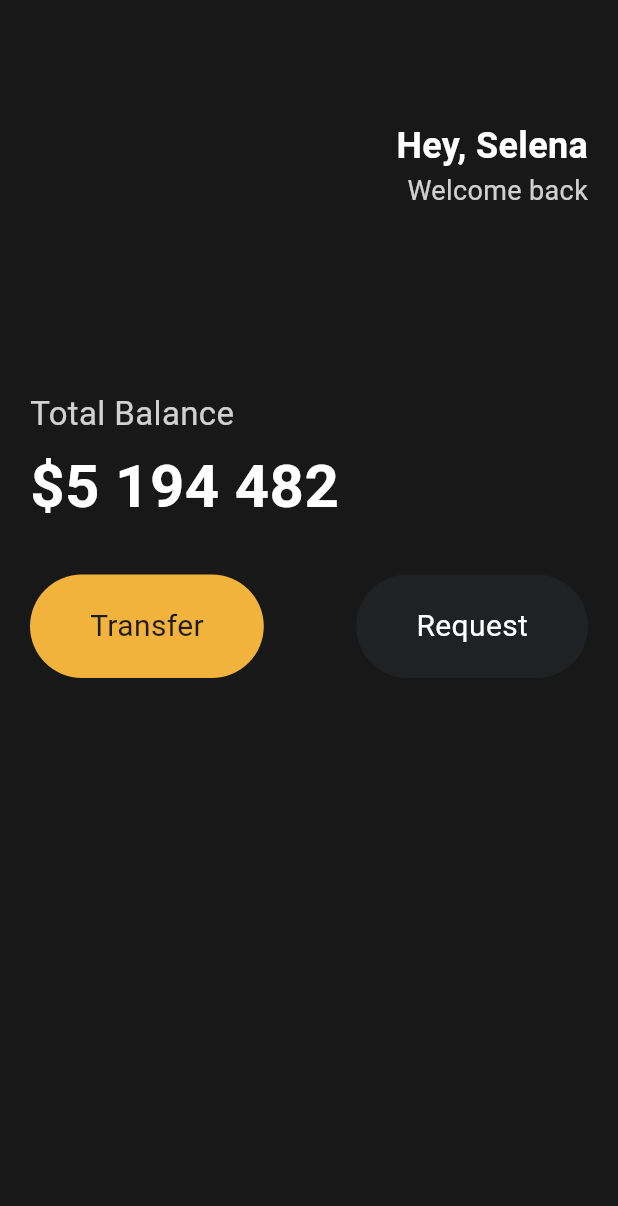
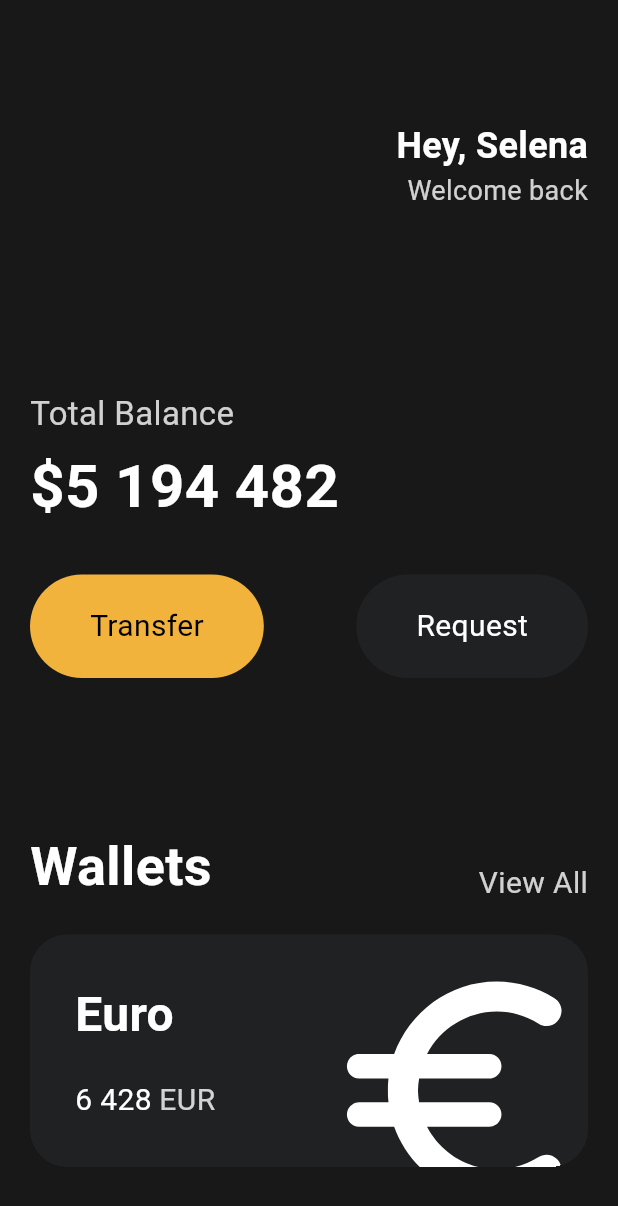
Before and after one commit to lifeisegg2k/flutter-toonfilx, a Flutter app: the screen it shows after launch, on a phone screen of 412 x 824 dp. Shown: the top 1206 px of the screen. Run offline on Flutter 3.47's test engine with Material 3 defaults, Android fonts, the phone set to English and light mode, and no system bars.

Commit message:
add Card

```diff
--- a/lib/main.dart
+++ b/lib/main.dart
@@ -1,4 +1,6 @@
 import 'package:flutter/material.dart';
+import 'widgets/round_button.dart';
+import 'widgets/spacer_height.dart';
 
 void main() {
   runApp(const App());
@@ -15,15 +17,11 @@ class App extends StatelessWidget {
       home: Scaffold(
         backgroundColor: const Color(0xFF181818),
         body: Padding(
-          padding: const EdgeInsets.symmetric(
-            horizontal: 20,
-          ),
+          padding: const EdgeInsets.symmetric(horizontal: 20),
           child: Column(
             crossAxisAlignment: CrossAxisAlignment.start,
             children: [
-              const SizedBox(
-                height: 80,
-              ),
+              const SpacerHeight(heightSize: 80),
               Row(
                 mainAxisAlignment: MainAxisAlignment.end,
                 children: [
@@ -49,9 +47,7 @@ class App extends StatelessWidget {
                   ),
                 ],
               ),
-              const SizedBox(
-                height: 120,
-              ),
+              const SpacerHeight(heightSize: 120),
               Text(
                 'Total Balance',
                 style: TextStyle(
@@ -59,9 +55,7 @@ class App extends StatelessWidget {
                   color: Colors.white.withOpacity(0.8),
                 ),
               ),
-              const SizedBox(
-                height: 5,
-              ),
+              const SizedBox(height: 5),
               const Text(
                 '\$5 194 482',
                 style: TextStyle(
@@ -70,48 +64,99 @@ class App extends StatelessWidget {
                   color: Colors.white,
                 ),
               ),
-              const SizedBox(
-                height: 30,
+              const SpacerHeight(heightSize: 30),
+              const Row(
+                mainAxisAlignment: MainAxisAlignment.spaceBetween,
+                children: [
+                  Button(
+                    btnText: 'Transfer',
+                    btnBgColor: Color(0xFFF1B33B),
+                    btnTextColor: Colors.black,
                   ),
+                  Button(
+                    btnText: 'Request',
+                    btnBgColor: Color(0xFF1F2123),
+                    btnTextColor: Colors.white,
+                  ),
+                ],
+              ),
+              const SpacerHeight(heightSize: 100),
               Row(
                 mainAxisAlignment: MainAxisAlignment.spaceBetween,
+                crossAxisAlignment: CrossAxisAlignment.end,
                 children: [
-                  Container(
-                    decoration: BoxDecoration(
-                        color: const Color(0xFFF1B33B),
-                        borderRadius: BorderRadius.circular(45)),
-                    child: const Padding(
-                      padding: EdgeInsets.symmetric(
-                        vertical: 20,
-                        horizontal: 40,
-                      ),
-                      child: Text(
-                        'Transfer',
+                  const Text('Wallets',
+                      style: TextStyle(
+                        fontSize: 36,
+                        fontWeight: FontWeight.w600,
+                        color: Colors.white,
+                      )),
+                  Text('View All',
                       style: TextStyle(
                         fontSize: 20,
+                        color: Colors.white.withOpacity(0.8),
+                      )),
+                ],
+              ),
+              const SpacerHeight(heightSize: 20),
+              Container(
+                clipBehavior: Clip.hardEdge,
+                decoration: BoxDecoration(
+                  color: const Color(0xFF1F2123),
+                  borderRadius: BorderRadius.circular(25),
+                ),
+                child: Padding(
+                  padding: const EdgeInsets.all(30),
+                  child: Row(
+                    mainAxisAlignment: MainAxisAlignment.spaceBetween,
+                    children: [
+                      Column(
+                        crossAxisAlignment: CrossAxisAlignment.start,
+                        children: [
+                          const Text(
+                            'Euro',
+                            style: TextStyle(
+                              color: Colors.white,
+                              fontSize: 32,
+                              fontWeight: FontWeight.w600,
                             ),
                           ),
-                    ),
-                  ),
-                  Container(
-                    decoration: BoxDecoration(
-                        color: const Color(0xFF1F2123),
-                        borderRadius: BorderRadius.circular(45)),
-                    child: const Padding(
-                      padding: EdgeInsets.symmetric(
-                        vertical: 20,
-                        horizontal: 40,
-                      ),
-                      child: Text(
-                        'Request',
+                          const SizedBox(height: 20),
+                          Row(
+                            children: [
+                              const Text(
+                                '6 428',
                                 style: TextStyle(
                                   color: Colors.white,
                                   fontSize: 20,
                                 ),
                               ),
+                              const SizedBox(width: 5),
+                              Text(
+                                'EUR',
+                                style: TextStyle(
+                                  color: Colors.white.withOpacity(0.8),
+                                  fontSize: 20,
                                 ),
                               ),
                             ],
+                          ),
+                        ],
+                      ),
+                      Transform.scale(
+                        scale: 2.2,
+                        child: Transform.translate(
+                          offset: const Offset(-5, 12),
+                          child: const Icon(
+                            Icons.euro_rounded,
+                            color: Colors.white,
+                            size: 88,
+                          ),
+                        ),
+                      ),
+                    ],
+                  ),
+                ),
               ),
             ],
           ),
--- a/lib/widgets/button.dart
+++ /dev/null
@@ -1,5 +0,0 @@
-import 'package:flutter/material.dart';
-
-class Button extends StatelessWidget {
-  const Button({super.key});
-}
--- /dev/null
+++ b/lib/widgets/round_button.dart
@@ -0,0 +1,37 @@
+import 'package:flutter/material.dart';
+
+class Button extends StatelessWidget {
+  final String btnText;
+  final Color btnBgColor;
+  final Color btnTextColor;
+
+  const Button({
+    super.key,
+    required this.btnText,
+    required this.btnBgColor,
+    required this.btnTextColor,
+  });
+
+  @override
+  Widget build(BuildContext context) {
+    return Container(
+      decoration: BoxDecoration(
+        color: btnBgColor,
+        borderRadius: BorderRadius.circular(45),
+      ),
+      child: Padding(
+        padding: const EdgeInsets.symmetric(
+          vertical: 20,
+          horizontal: 40,
+        ),
+        child: Text(
+          btnText,
+          style: TextStyle(
+            color: btnTextColor,
+            fontSize: 20,
+          ),
+        ),
+      ),
+    );
+  }
+}
--- /dev/null
+++ b/lib/widgets/spacer_height.dart
@@ -0,0 +1,17 @@
+import 'package:flutter/material.dart';
+
+class SpacerHeight extends StatelessWidget {
+  final double heightSize;
+
+  const SpacerHeight({
+    super.key,
+    required this.heightSize,
+  });
+
+  @override
+  Widget build(BuildContext context) {
+    return SizedBox(
+      height: heightSize,
+    );
+  }
+}
```
Lines whose indentation alone changed are shown as unchanged.
